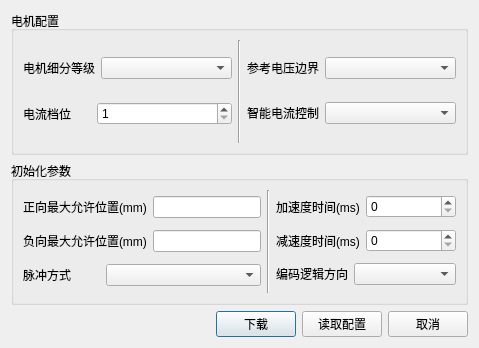
Old version of the form src/configdialog.ui in the repository eeyoo/step-servo-tuner.
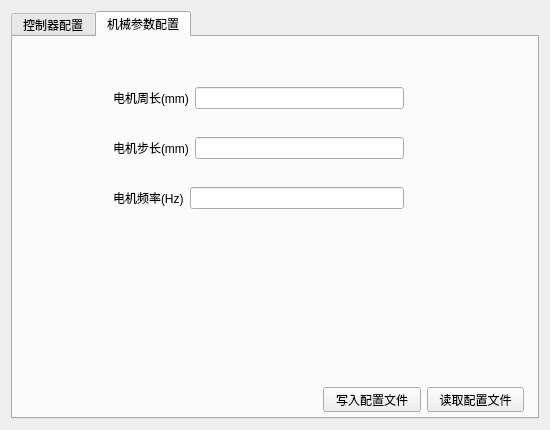
New version of the form.

Commit message: 实现读写JSON配置文件功能

Diff of the .ui file:
```diff
--- a/src/configdialog.ui
+++ b/src/configdialog.ui
@@ -6,14 +6,24 @@
    <rect>
     <x>0</x>
     <y>0</y>
-    <width>479</width>
-    <height>348</height>
+    <width>550</width>
+    <height>430</height>
    </rect>
   </property>
   <property name="windowTitle">
    <string>Dialog</string>
   </property>
-  <layout class="QVBoxLayout" name="verticalLayout" stretch="2,2,0">
+  <layout class="QVBoxLayout" name="verticalLayout">
+   <item>
+    <widget class="QTabWidget" name="tabWidget">
+     <property name="currentIndex">
+      <number>1</number>
+     </property>
+     <widget class="QWidget" name="tab">
+      <attribute name="title">
+       <string>控制器配置</string>
+      </attribute>
+      <layout class="QVBoxLayout" name="verticalLayout_2">
    <item>
     <widget class="QGroupBox" name="groupBoxServo">
      <property name="title">
@@ -163,7 +173,7 @@
      <property name="title">
       <string>初始化参数</string>
      </property>
-     <layout class="QHBoxLayout" name="horizontalLayout_9">
+         <layout class="QHBoxLayout" name="horizontalLayout_9" stretch="1,0,1">
       <item>
        <layout class="QVBoxLayout" name="verticalLayout_11">
         <item>
@@ -314,6 +324,107 @@
       </widget>
      </item>
     </layout>
+       </item>
+      </layout>
+     </widget>
+     <widget class="QWidget" name="tab_2">
+      <attribute name="title">
+       <string>机械参数配置</string>
+      </attribute>
+      <widget class="QWidget" name="layoutWidget_2">
+       <property name="geometry">
+        <rect>
+         <x>100</x>
+         <y>100</y>
+         <width>291</width>
+         <height>22</height>
+        </rect>
+       </property>
+       <layout class="QHBoxLayout" name="horizontalLayout_14">
+        <item>
+         <widget class="QLabel" name="label_11">
+          <property name="text">
+           <string>电机步长(mm)</string>
+          </property>
+         </widget>
+        </item>
+        <item>
+         <widget class="QLineEdit" name="val2"/>
+        </item>
+       </layout>
+      </widget>
+      <widget class="QWidget" name="layoutWidget_3">
+       <property name="geometry">
+        <rect>
+         <x>100</x>
+         <y>150</y>
+         <width>291</width>
+         <height>22</height>
+        </rect>
+       </property>
+       <layout class="QHBoxLayout" name="horizontalLayout_15">
+        <item>
+         <widget class="QLabel" name="label_12">
+          <property name="text">
+           <string>电机频率(Hz)</string>
+          </property>
+         </widget>
+        </item>
+        <item>
+         <widget class="QLineEdit" name="val3"/>
+        </item>
+       </layout>
+      </widget>
+      <widget class="QWidget" name="layoutWidget">
+       <property name="geometry">
+        <rect>
+         <x>100</x>
+         <y>50</y>
+         <width>291</width>
+         <height>22</height>
+        </rect>
+       </property>
+       <layout class="QHBoxLayout" name="horizontalLayout_13">
+        <item>
+         <widget class="QLabel" name="label_10">
+          <property name="text">
+           <string>电机周长(mm)</string>
+          </property>
+         </widget>
+        </item>
+        <item>
+         <widget class="QLineEdit" name="val1"/>
+        </item>
+       </layout>
+      </widget>
+      <widget class="QWidget" name="">
+       <property name="geometry">
+        <rect>
+         <x>310</x>
+         <y>350</y>
+         <width>201</width>
+         <height>25</height>
+        </rect>
+       </property>
+       <layout class="QHBoxLayout" name="horizontalLayout_16">
+        <item>
+         <widget class="QPushButton" name="write2file">
+          <property name="text">
+           <string>写入配置文件</string>
+          </property>
+         </widget>
+        </item>
+        <item>
+         <widget class="QPushButton" name="read4file">
+          <property name="text">
+           <string>读取配置文件</string>
+          </property>
+         </widget>
+        </item>
+       </layout>
+      </widget>
+     </widget>
+    </widget>
    </item>
   </layout>
  </widget>
```
Left out of the diff: 94 changed lines with no effect on the pictures. Lines whose indentation alone changed are shown as unchanged. The commit also changes 3 other files.
